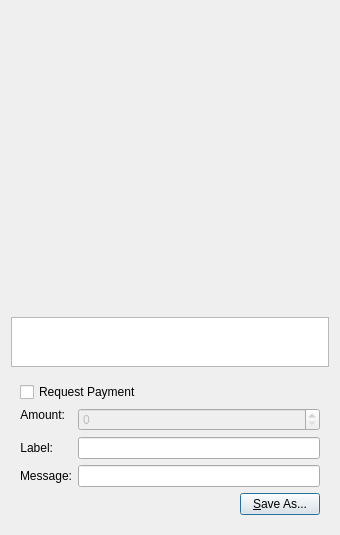
Greedi/weedcoin, file src/qt/forms/qrcodedialog.ui: the form before one commit.
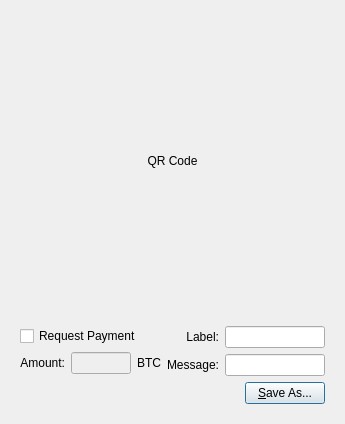
The form after the commit. Custom widgets are drawn as their Qt base class.

```diff
--- a/src/qt/forms/qrcodedialog.ui
+++ b/src/qt/forms/qrcodedialog.ui
@@ -6,8 +6,8 @@
    <rect>
     <x>0</x>
     <y>0</y>
-    <width>340</width>
-    <height>530</height>
+    <width>320</width>
+    <height>404</height>
    </rect>
   </property>
   <property name="windowTitle">
@@ -28,44 +28,23 @@
        <height>300</height>
       </size>
      </property>
-     <property name="textFormat">
-      <enum>Qt::PlainText</enum>
+     <property name="text">
+      <string>QR Code</string>
      </property>
      <property name="alignment">
       <set>Qt::AlignCenter</set>
      </property>
-     <property name="wordWrap">
-      <bool>true</bool>
-     </property>
-    </widget>
-   </item>
-   <item>
-    <widget class="QPlainTextEdit" name="outUri">
-     <property name="sizePolicy">
-      <sizepolicy hsizetype="Expanding" vsizetype="Minimum">
-       <horstretch>0</horstretch>
-       <verstretch>0</verstretch>
-      </sizepolicy>
-     </property>
-     <property name="minimumSize">
-      <size>
-       <width>0</width>
-       <height>50</height>
-      </size>
-     </property>
-     <property name="tabChangesFocus">
-      <bool>true</bool>
-     </property>
-     <property name="textInteractionFlags">
-      <set>Qt::TextSelectableByKeyboard|Qt::TextSelectableByMouse</set>
-     </property>
     </widget>
    </item>
    <item>
     <widget class="QWidget" name="widget" native="true">
      <layout class="QVBoxLayout" name="verticalLayout_2">
       <item>
-       <widget class="QCheckBox" name="chkReqPayment">
+       <layout class="QHBoxLayout" name="horizontalLayout_2">
+        <item>
+         <layout class="QVBoxLayout" name="verticalLayout">
+          <item>
+           <widget class="QCheckBox" name="chkReq">
         <property name="enabled">
          <bool>true</bool>
         </property>
@@ -75,18 +54,69 @@
        </widget>
       </item>
       <item>
-       <layout class="QFormLayout" name="formLayout">
-        <property name="fieldGrowthPolicy">
-         <enum>QFormLayout::AllNonFixedFieldsGrow</enum>
-        </property>
-        <item row="1" column="0">
-         <widget class="QLabel" name="lblLabel">
+           <layout class="QHBoxLayout" name="horizontalLayout">
+            <item>
+             <widget class="QLabel" name="lblAm1">
+              <property name="sizePolicy">
+               <sizepolicy hsizetype="Preferred" vsizetype="Maximum">
+                <horstretch>0</horstretch>
+                <verstretch>0</verstretch>
+               </sizepolicy>
+              </property>
+              <property name="text">
+               <string>Amount:</string>
+              </property>
+              <property name="alignment">
+               <set>Qt::AlignRight|Qt::AlignTrailing|Qt::AlignVCenter</set>
+              </property>
+              <property name="buddy">
+               <cstring>lnReqAmount</cstring>
+              </property>
+             </widget>
+            </item>
+            <item>
+             <widget class="QLineEdit" name="lnReqAmount">
+              <property name="enabled">
+               <bool>false</bool>
+              </property>
+              <property name="minimumSize">
+               <size>
+                <width>60</width>
+                <height>0</height>
+               </size>
+              </property>
+              <property name="alignment">
+               <set>Qt::AlignRight|Qt::AlignTrailing|Qt::AlignVCenter</set>
+              </property>
+             </widget>
+            </item>
+            <item>
+             <widget class="QLabel" name="lblAm2">
+              <property name="sizePolicy">
+               <sizepolicy hsizetype="Preferred" vsizetype="Maximum">
+                <horstretch>0</horstretch>
+                <verstretch>0</verstretch>
+               </sizepolicy>
+              </property>
+              <property name="text">
+               <string>BTC</string>
+              </property>
+              <property name="buddy">
+               <cstring>lnReqAmount</cstring>
+              </property>
+             </widget>
+            </item>
+           </layout>
+          </item>
+         </layout>
+        </item>
+        <item>
+         <layout class="QGridLayout" name="gridLayout">
+          <item row="0" column="0">
+           <widget class="QLabel" name="label_3">
           <property name="text">
            <string>Label:</string>
           </property>
-          <property name="textFormat">
-           <enum>Qt::PlainText</enum>
-          </property>
           <property name="alignment">
            <set>Qt::AlignRight|Qt::AlignTrailing|Qt::AlignVCenter</set>
           </property>
@@ -95,17 +125,21 @@
           </property>
          </widget>
         </item>
-        <item row="1" column="1">
-         <widget class="QLineEdit" name="lnLabel"/>
-        </item>
-        <item row="2" column="0">
-         <widget class="QLabel" name="lblMessage">
+          <item row="0" column="1">
+           <widget class="QLineEdit" name="lnLabel">
+            <property name="minimumSize">
+             <size>
+              <width>100</width>
+              <height>0</height>
+             </size>
+            </property>
+           </widget>
+          </item>
+          <item row="1" column="0">
+           <widget class="QLabel" name="label_4">
           <property name="text">
            <string>Message:</string>
           </property>
-          <property name="textFormat">
-           <enum>Qt::PlainText</enum>
-          </property>
           <property name="alignment">
            <set>Qt::AlignRight|Qt::AlignTrailing|Qt::AlignVCenter</set>
           </property>
@@ -114,39 +148,11 @@
           </property>
          </widget>
         </item>
-        <item row="2" column="1">
-         <widget class="QLineEdit" name="lnMessage"/>
-        </item>
-        <item row="0" column="0">
-         <widget class="QLabel" name="lblAmount">
-          <property name="sizePolicy">
-           <sizepolicy hsizetype="Preferred" vsizetype="Maximum">
-            <horstretch>0</horstretch>
-            <verstretch>0</verstretch>
-           </sizepolicy>
-          </property>
-          <property name="text">
-           <string>Amount:</string>
-          </property>
-          <property name="textFormat">
-           <enum>Qt::PlainText</enum>
-          </property>
-          <property name="alignment">
-           <set>Qt::AlignRight|Qt::AlignTrailing|Qt::AlignVCenter</set>
-          </property>
-          <property name="buddy">
-           <cstring>lnReqAmount</cstring>
-          </property>
-         </widget>
-        </item>
-        <item row="0" column="1">
-         <widget class="BitcoinAmountField" name="lnReqAmount">
-          <property name="enabled">
-           <bool>false</bool>
-          </property>
+          <item row="1" column="1">
+           <widget class="QLineEdit" name="lnMessage">
           <property name="minimumSize">
            <size>
-            <width>80</width>
+              <width>100</width>
             <height>0</height>
            </size>
           </property>
@@ -154,8 +160,10 @@
         </item>
        </layout>
       </item>
+       </layout>
+      </item>
       <item>
-       <layout class="QHBoxLayout" name="horizontalLayout">
+       <layout class="QHBoxLayout" name="horizontalLayout_3">
         <item>
          <spacer name="horizontalSpacer">
           <property name="orientation">
@@ -183,13 +191,6 @@
    </item>
   </layout>
  </widget>
- <customwidgets>
-  <customwidget>
-   <class>BitcoinAmountField</class>
-   <extends>QSpinBox</extends>
-   <header>bitcoinamountfield.h</header>
-  </customwidget>
- </customwidgets>
  <resources/>
  <connections>
   <connection>
```
Left out of the diff: 4 changed lines with no effect on the pictures. Lines whose indentation alone changed are shown as unchanged.
